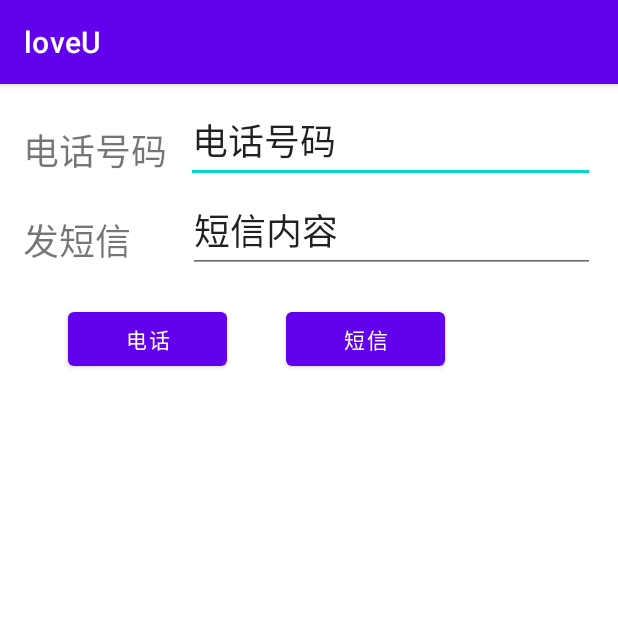
After one commit to hymanlew/androidDemo, an Android app: the SmsMainActivity screen opened directly, with no data from a screen before it, on a phone screen of 412 x 824 dp, the top half of it. The commit adds this screen. Run offline under Robolectric (Android 15) with nearby library versions, the phone set to English and light mode, and no system bars.

Commit message:
add phone sms

```diff
--- a/app/src/main/AndroidManifest.xml
+++ b/app/src/main/AndroidManifest.xml
@@ -12,7 +12,7 @@
         android:roundIcon="@mipmap/ic_launcher_round"
         android:supportsRtl="true"
         android:theme="@style/Theme.Demo">
-
+        <activity android:name=".sms.SmsMainActivity"></activity>
         <!--
         添加向上导航功能：
         在应用中，不是主入口点的每个屏幕（所有不是主屏幕的屏幕）都必须提供导航功能，以便将用户引导至应用层
@@ -43,8 +43,6 @@
                 android:name="android.support.PARENT_ACTIVITY"
                 android:value=".live.LiveActivity" />
         </activity>
-
-
         <!--
             name，指定活动页面的全类名，包名可省略。
             lable，界面的标题。
--- /dev/null
+++ b/app/src/main/java/com/hyman/demo/sms/SmsMainActivity.java
@@ -0,0 +1,39 @@
+package com.hyman.demo.sms;
+
+import androidx.appcompat.app.AppCompatActivity;
+
+import android.os.Bundle;
+import android.view.View;
+import android.widget.Button;
+import android.widget.EditText;
+
+import com.hyman.demo.R;
+
+public class SmsMainActivity extends AppCompatActivity {
+
+    private EditText phonevalue;
+    private EditText smsvalue;
+    private Button phoneCall;
+    private Button smsSend;
+
+    @Override
+    protected void onCreate(Bundle savedInstanceState) {
+        super.onCreate(savedInstanceState);
+        setContentView(R.layout.activity_sms_main);
+
+        phonevalue = findViewById(R.id.phonevalue);
+        smsvalue = findViewById(R.id.smsvalue);
+        phoneCall = findViewById(R.id.phone_button);
+        smsSend = findViewById(R.id.sms_button);
+
+        phoneCall.setOnClickListener(clickListener);
+        smsSend.setOnClickListener(clickListener);
+    }
+
+    private View.OnClickListener clickListener = new View.OnClickListener() {
+        @Override
+        public void onClick(View v) {
+
+        }
+    };
+}
--- /dev/null
+++ b/app/src/main/res/layout/activity_sms_main.xml
@@ -0,0 +1,115 @@
+<?xml version="1.0" encoding="utf-8"?>
+<androidx.constraintlayout.widget.ConstraintLayout xmlns:android="http://schemas.android.com/apk/res/android"
+    xmlns:app="http://schemas.android.com/apk/res-auto"
+    xmlns:tools="http://schemas.android.com/tools"
+    android:layout_width="match_parent"
+    android:layout_height="match_parent"
+    tools:context=".sms.SmsMainActivity">
+
+    <LinearLayout
+        android:id="@+id/linearLayout1"
+        android:layout_width="381dp"
+        android:layout_height="50dp"
+        android:layout_marginStart="10dp"
+        android:layout_marginLeft="10dp"
+        android:layout_marginTop="16dp"
+        android:layout_marginEnd="10dp"
+        android:layout_marginRight="10dp"
+        android:orientation="horizontal"
+        app:layout_constraintEnd_toEndOf="parent"
+        app:layout_constraintStart_toStartOf="parent"
+        app:layout_constraintTop_toTopOf="parent">
+
+        <TextView
+            android:id="@+id/phonekey"
+            android:layout_width="wrap_content"
+            android:layout_height="wrap_content"
+            android:layout_weight="1"
+            android:text="电话号码"
+            android:textSize="24sp" />
+
+        <EditText
+            android:id="@+id/phonevalue"
+            android:layout_width="259dp"
+            android:layout_height="wrap_content"
+            android:layout_weight="1"
+            android:ems="10"
+            android:inputType="textPersonName"
+            android:text="电话号码"
+            android:textSize="24sp" />
+    </LinearLayout>
+
+    <LinearLayout
+        android:id="@+id/linearLayout2"
+        android:layout_width="381dp"
+        android:layout_height="50dp"
+        android:layout_marginStart="10dp"
+        android:layout_marginLeft="10dp"
+        android:layout_marginTop="10dp"
+        android:layout_marginEnd="10dp"
+        android:layout_marginRight="10dp"
+        android:orientation="horizontal"
+        app:layout_constraintEnd_toEndOf="parent"
+        app:layout_constraintStart_toStartOf="parent"
+        app:layout_constraintTop_toBottomOf="@+id/linearLayout1">
+
+        <TextView
+            android:id="@+id/smskey"
+            android:layout_width="wrap_content"
+            android:layout_height="wrap_content"
+            android:layout_weight="1"
+            android:text="发短信"
+            android:textSize="24sp" />
+
+        <EditText
+            android:id="@+id/smsvalue"
+            android:layout_width="233dp"
+            android:layout_height="wrap_content"
+            android:layout_weight="1"
+            android:ems="10"
+            android:inputType="textPersonName"
+            android:text="短信内容"
+            android:textSize="24sp" />
+    </LinearLayout>
+
+    <LinearLayout
+        android:layout_width="381dp"
+        android:layout_height="50dp"
+        android:layout_marginStart="10dp"
+        android:layout_marginLeft="10dp"
+        android:layout_marginTop="20dp"
+        android:layout_marginEnd="10dp"
+        android:layout_marginRight="10dp"
+        android:orientation="horizontal"
+        app:layout_constraintEnd_toEndOf="parent"
+        app:layout_constraintStart_toStartOf="parent"
+        app:layout_constraintTop_toBottomOf="@+id/linearLayout2">
+
+        <Space
+            android:layout_width="30dp"
+            android:layout_height="match_parent" />
+
+        <Button
+            android:id="@+id/phone_button"
+            android:layout_width="wrap_content"
+            android:layout_height="wrap_content"
+            android:layout_weight="1"
+            android:text="电话" />
+
+        <Space
+            android:layout_width="39dp"
+            android:layout_height="match_parent" />
+
+        <Button
+            android:id="@+id/sms_button"
+            android:layout_width="wrap_content"
+            android:layout_height="wrap_content"
+            android:layout_weight="1"
+            android:text="短信" />
+
+        <Space
+            android:layout_width="100dp"
+            android:layout_height="match_parent"/>
+    </LinearLayout>
+
+</androidx.constraintlayout.widget.ConstraintLayout>
--- a/app/src/main/res/values/strings.xml
+++ b/app/src/main/res/values/strings.xml
@@ -8,4 +8,5 @@
     <string name="value">我老婆</string>
     <string name="send">心动</string>
     <string name="download">下载</string>
+    <string name="sms_phone_key">电话号码</string>
 </resources>
```
